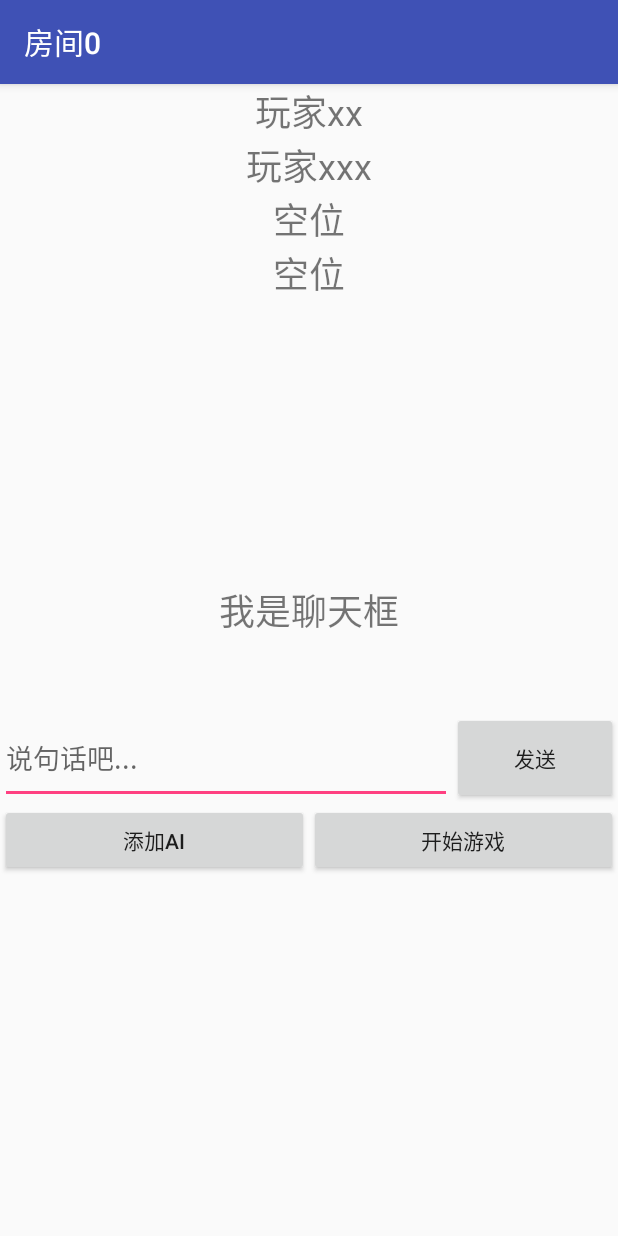
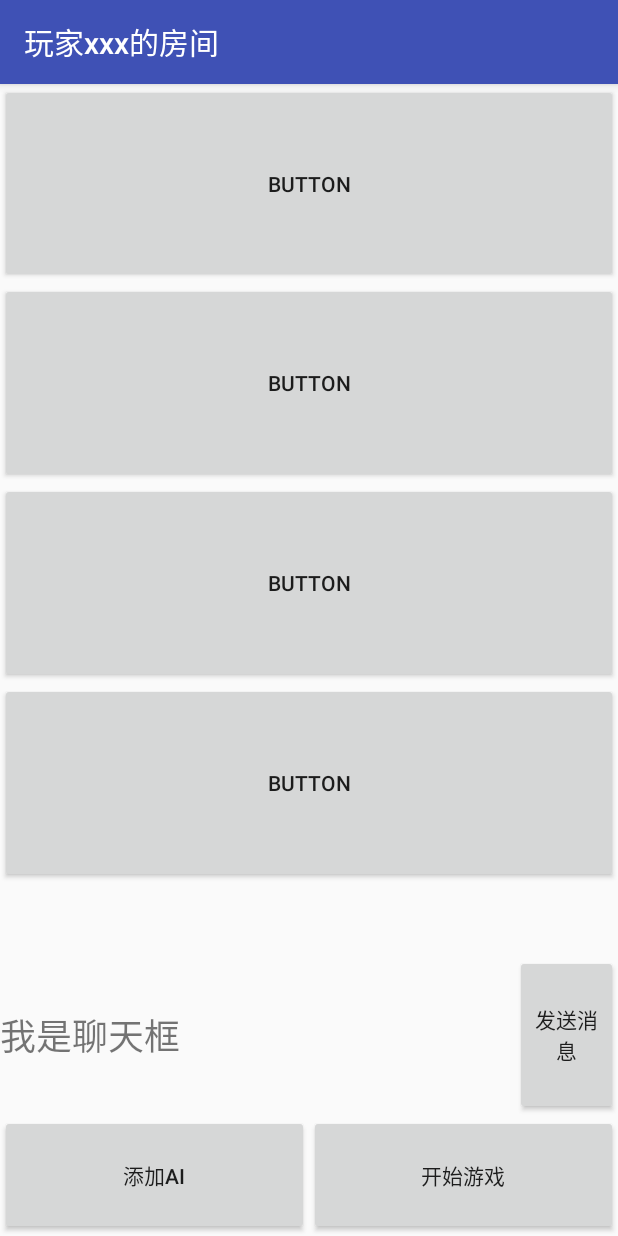
Before and after one commit to Zing22/Android-proj, an Android app: the RoomActivity screen opened directly, with no data from a screen before it, on a phone screen of 412 x 824 dp. Run offline under Robolectric (Android 15) with nearby library versions, the phone set to English and light mode, and no system bars; libraries missing offline, so code that uses them is left out: io.socket.client, io.socket.emitter; 4 statements that could not run were skipped.

Commit message:
android:联机房间列表UI完善,房间UI实装

```diff
--- a/DragRacing/app/src/main/java/com/dragracing/dragracing/RoomActivity.java
+++ b/DragRacing/app/src/main/java/com/dragracing/dragracing/RoomActivity.java
@@ -1,27 +1,82 @@
 package com.dragracing.dragracing;
 
 import android.content.Intent;
+import android.os.Handler;
+import android.os.Looper;
+import android.os.Message;
 import android.support.v7.app.AppCompatActivity;
 import android.os.Bundle;
+import android.util.Log;
 import android.view.View;
 import android.widget.Button;
 import android.widget.EditText;
 import android.widget.TextView;
 
+import org.json.JSONArray;
+import org.json.JSONException;
+import org.json.JSONObject;
+
+import java.util.Iterator;
+
+import io.socket.client.Socket;
+import io.socket.emitter.Emitter;
+
 //联机游戏进入房间后的界面
 
 public class RoomActivity extends AppCompatActivity {
+    static public String TAG = "RoomActivity";
+
+    Handler handler;
+
+    Button btn_gameready;
+    Button btn_sendmsg;
+    Button[] btn_pos;
+    int[] btn_posid = {R.id.button1_room,R.id.button2_room,R.id.button3_room,R.id.button4_room};
+
+    public class MyHandler extends Handler {
+        public MyHandler(){}
+        public MyHandler(Looper l){super(l);}
+        @Override
+        public void handleMessage(Message msg){
+            String msgstr = msg.getData().getString("body");
+            Log.i(TAG, "JH:get msg "+msgstr);
+
+            if(msgstr == "players info"){
+                updatePlayersInfo();
+            }
+
+            super.handleMessage(msg);
+        }
+    }
 
     @Override
     protected void onCreate(Bundle savedInstanceState) {
         super.onCreate(savedInstanceState);
         setContentView(R.layout.activity_room);
 
+        //handler
+        handler = new MyHandler();
+
+        //句柄
+        btn_gameready = (Button)this.findViewById(R.id.button_gameready);
+        btn_sendmsg = (Button)this.findViewById(R.id.button_sendmsg_room);
+        btn_pos = new Button[4];
+        for(int i=0;i<4;++i)
+            btn_pos[i] = (Button)this.findViewById(btn_posid[i]);
+
+        //socket
+        setSocketOn();
+        Data.socketEmit("in room","");
+
         //设置房间名字
-        setTitle("房间"+String.valueOf(Data.room_num));
+        setTitle(Data.room.name);
 
+        //按钮事件
+
+
+        /*
         //开始游戏按钮
-        Button btn_beggame = (Button)this.findViewById(R.id.button_beggame);
+        Button btn_beggame = (Button)this.findViewById(R.id.button_gameready);
         btn_beggame.setOnClickListener(new View.OnClickListener() {
             @Override
             public void onClick(View view) {
@@ -42,6 +97,64 @@ public class RoomActivity extends AppCompatActivity {
                 tv_chat.setText(et_chat.getText());
                 et_chat.setText("");
             }
+        });*/
+    }
+
+    public void updatePlayersInfo(){
+        for(int i=0;i<4;++i){
+            btn_pos[i].setText(Data.playerNames[i]);
+        }
+    }
+
+    @Override
+    public void onBackPressed(){
+        super.onBackPressed();
+        Data.socketEmit("leave room","");
+        setSocketOff();
+    }
+
+    //设置socket监听
+    public void setSocketOn(){
+        Socket mSocket = Data.mSocket;
+
+        mSocket.on("players info", new Emitter.Listener() {
+            @Override
+            public void call(Object... args) {
+                JSONArray data = (JSONArray) args[0];
+                Log.i(TAG, "JH:"+data.toString());
+
+                try {
+                    for(int i=0;i<4;++i){
+                        JSONObject player = data.getJSONObject(i);
+                        if(player.has("empty")){
+                            Data.playerNames[i] = "empty";
+                        }
+                        else{
+                            Data.playerNames[i] = player.getString("username");
+                        }
+                    }
+                    handler.sendMessage(makeMsg("players info"));
+                }
+                catch (JSONException e){
+                    Log.e(TAG, "JH:on players info error");
+                }
+            }
         });
     }
+
+    //关闭socket监听
+    public void setSocketOff(){
+        Socket mSocket = Data.mSocket;
+
+        mSocket.off("players info");
+    }
+
+    //创建msg
+    public Message makeMsg(String body){
+        Message msg = new Message();
+        Bundle bdl = new Bundle();
+        bdl.putString("body", body);
+        msg.setData(bdl);
+        return msg;
+    }
 }
--- a/DragRacing/app/src/main/res/layout/activity_room.xml
+++ b/DragRacing/app/src/main/res/layout/activity_room.xml
@@ -3,97 +3,92 @@
     xmlns:tools="http://schemas.android.com/tools"
     android:orientation="vertical"
     android:layout_width="match_parent"
-    android:layout_height="match_parent"
-    android:weightSum="1">
+    android:layout_height="match_parent">
 
-    <TextView
-        android:text="玩家xx"
+
+    <LinearLayout
+        android:orientation="vertical"
         android:layout_width="match_parent"
-        android:id="@+id/textView"
-        android:textSize="24sp"
-        android:textAlignment="center"
-        android:gravity="center_vertical"
-        android:layout_height="wrap_content" />
+        android:layout_height="0dp"
+        android:layout_weight="1">
 
-    <TextView
-        android:text="玩家xxx"
-        android:layout_width="match_parent"
-        android:id="@+id/textView2"
-        android:textSize="24sp"
-        android:textAlignment="center"
-        android:gravity="center_vertical"
-        android:layout_height="wrap_content" />
+        <Button
+            android:text="Button"
+            android:layout_width="match_parent"
+            android:layout_height="0dp"
+            android:layout_weight="1"
+            android:id="@+id/button1_room" />
 
-    <TextView
-        android:text="空位"
-        android:layout_width="match_parent"
-        android:id="@+id/textView3"
-        android:textSize="24sp"
-        android:textAlignment="center"
-        android:gravity="center_vertical"
-        android:layout_height="wrap_content" />
+        <Button
+            android:text="Button"
+            android:layout_width="match_parent"
+            android:layout_height="0dp"
+            android:layout_weight="1"
+            android:id="@+id/button2_room" />
 
-    <TextView
-        android:text="空位"
-        android:layout_width="match_parent"
-        android:id="@+id/textView4"
-        android:textSize="24sp"
-        android:textAlignment="center"
-        android:gravity="center_vertical"
-        android:layout_height="wrap_content" />
+        <Button
+            android:text="Button"
+            android:layout_width="match_parent"
+            android:layout_height="0dp"
+            android:layout_weight="1"
+            android:id="@+id/button3_room" />
+
+        <Button
+            android:text="Button"
+            android:layout_width="match_parent"
+            android:layout_height="0dp"
+            android:layout_weight="1"
+            android:id="@+id/button4_room" />
+    </LinearLayout>
 
     <Space
         android:layout_width="match_parent"
         android:layout_height="wrap_content"
-        android:layout_weight="0.29" />
-
-    <TextView
-        android:text="我是聊天框"
-        android:layout_width="match_parent"
-        android:id="@+id/textview_chat_room"
-        android:textAlignment="center"
-        android:textSize="24sp"
-        android:gravity="center_vertical"
-        android:layout_height="wrap_content"
-        android:layout_weight="0.21" />
+        android:layout_weight="0.09" />
 
     <LinearLayout
         android:orientation="horizontal"
         android:layout_width="match_parent"
-        android:layout_height="61dp">
+        android:layout_height="0dp"
+        android:layout_weight="0.2">
 
-        <include
-            android:id="@+id/edittext_chat_room"
-            layout="@layout/edittext_chat"
-            android:layout_width="301dp"
-            android:layout_height="match_parent" />
+        <TextView
+            android:text="我是聊天框"
+            android:layout_width="0dp"
+            android:id="@+id/textview_chat_room"
+            android:textSize="24sp"
+            android:gravity="center_vertical"
+            android:layout_height="match_parent"
+            android:layout_weight="5" />
 
         <Button
-            android:text="发送"
-            android:layout_width="match_parent"
+            android:text="发送消息"
+            android:layout_width="0dp"
             android:layout_height="match_parent"
-            android:id="@+id/button_send_room"
+            android:id="@+id/button_sendmsg_room"
             android:layout_weight="1" />
     </LinearLayout>
+
 
     <LinearLayout
         android:orientation="horizontal"
         android:layout_width="match_parent"
-        android:layout_height="wrap_content"
+        android:layout_height="0dp"
+        android:layout_weight="0.15"
         android:gravity="bottom">
 
         <Button
             android:text="添加AI"
             android:layout_width="wrap_content"
-            android:layout_height="wrap_content"
-            android:id="@+id/button_addAI"
+            android:layout_height="match_parent"
+            android:id="@+id/button_xxxx"
             android:layout_weight="1" />
 
         <Button
             android:text="开始游戏"
             android:layout_width="wrap_content"
-            android:layout_height="wrap_content"
-            android:id="@+id/button_beggame"
+            android:layout_height="match_parent"
+            android:id="@+id/button_gameready"
             android:layout_weight="1" />
     </LinearLayout>
 </LinearLayout>
```
Also changed, not shown: DragRacing/app/src/main/java/com/dragracing/dragracing/Data.java (+6 -2 lines), DragRacing/app/src/main/java/com/dragracing/dragracing/RoomsActivity.java (+71 -49 lines).
